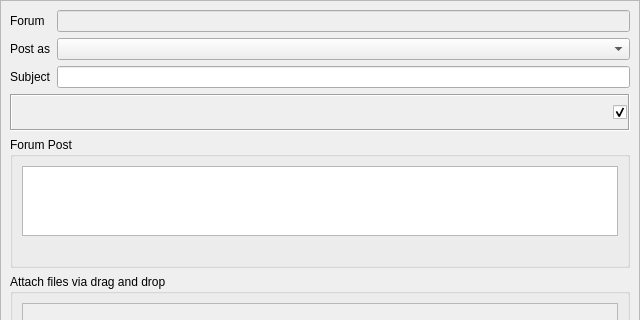
RetroShare/RetroShare, file retroshare-gui/src/gui/gxsforums/CreateGxsForumMsg.ui: the form before one commit; both pictures show x 0 to 640 and y 0 to 320 of the 640 by 468 pixel window.
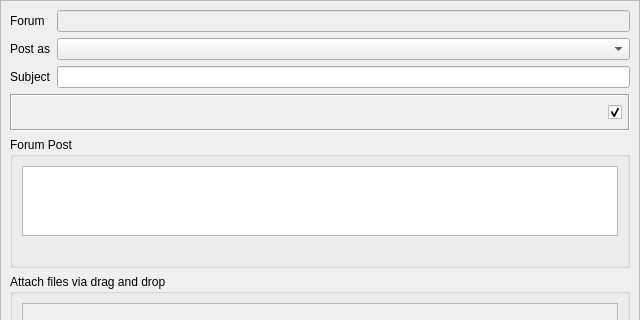
The form after the commit. Icons and pictures are not drawn. Custom widgets are drawn as their Qt base class.

Commit message:
Changed the toolbar icons & hide hashing groupbox by default
* Changed the toolbar icons
* Hide the hashing group box when there is no file attached
* Show the warning text color in red when the size is too  big

What changed in the file:
```diff
--- a/retroshare-gui/src/gui/gxsforums/CreateGxsForumMsg.ui
+++ b/retroshare-gui/src/gui/gxsforums/CreateGxsForumMsg.ui
@@ -139,14 +139,17 @@
             <enum>QFrame::Sunken</enum>
            </property>
            <layout class="QHBoxLayout" name="horizontalLayout_2">
+            <property name="spacing">
+             <number>0</number>
+            </property>
             <property name="leftMargin">
-             <number>1</number>
+             <number>6</number>
             </property>
             <property name="topMargin">
              <number>1</number>
             </property>
             <property name="rightMargin">
-             <number>1</number>
+             <number>6</number>
             </property>
             <property name="bottomMargin">
              <number>1</number>
```
Left out of the diff: 8 changed lines with no effect on the pictures. The commit also changes 1 other file.
